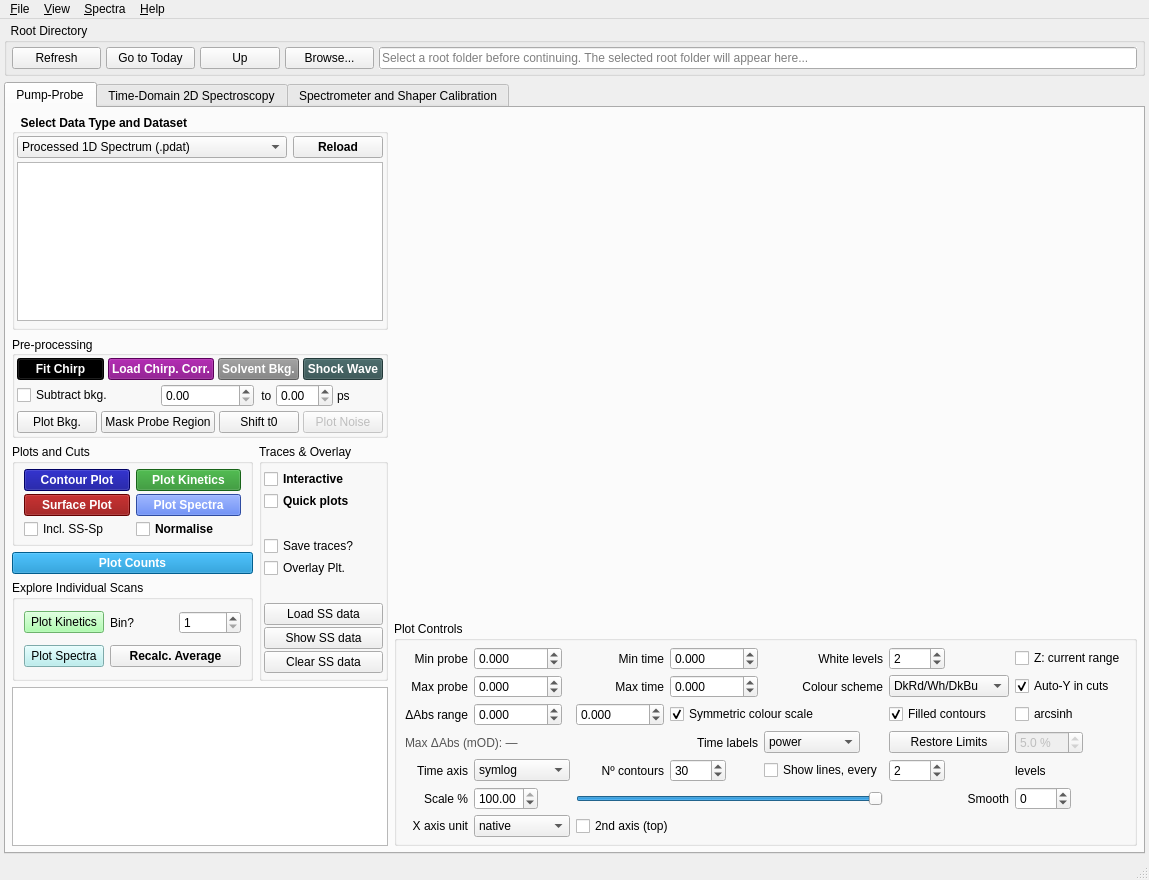
Old version of the form src/pymorgan/gui/main_window.ui in the repository RJFernandezTeran/PyMORGAN.
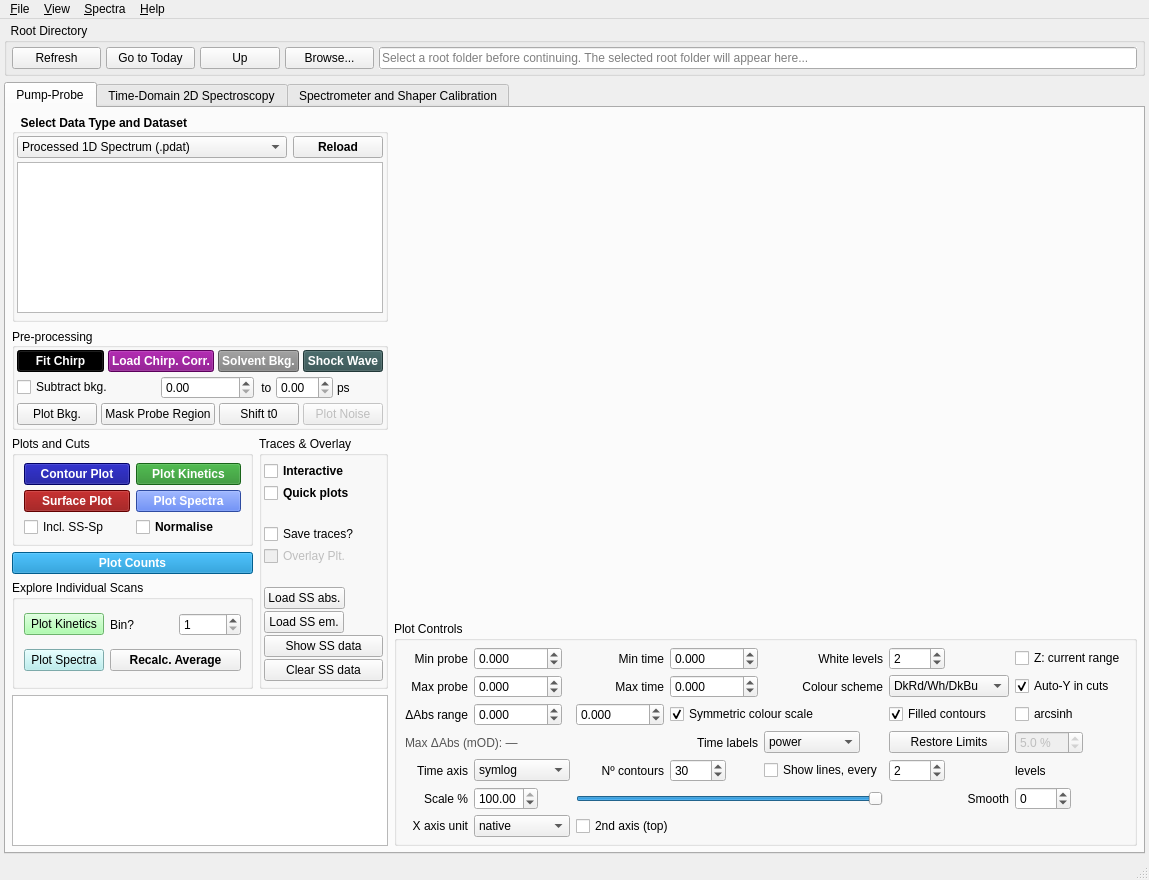
New version of the form. Custom widgets are drawn as their Qt base class.

What changed in the file:
```diff
--- a/src/pymorgan/gui/main_window.ui
+++ b/src/pymorgan/gui/main_window.ui
@@ -1012,6 +1012,9 @@
                </item>
                <item>
                 <widget class="QCheckBox" name="PP_OverlayPlots_TickBox">
+                 <property name="enabled">
+                  <bool>false</bool>
+                 </property>
                  <property name="text">
                   <string>Overlay Plt.</string>
                  </property>
@@ -1031,14 +1034,38 @@
                 </spacer>
                </item>
                <item>
-                <widget class="QPushButton" name="PP_LoadSSbutton">
+                <layout class="QHBoxLayout" name="PP_loadSSabs_layout">
+                 <item>
+                  <widget class="QPushButton" name="PP_LoadSSabs_btn">
                  <property name="toolTip">
                   <string>Load a steady-state absorption or emission spectrum file</string>
                  </property>
                  <property name="text">
-                  <string>Load SS data</string>
-                 </property>
-                </widget>
+                    <string>Load SS abs.</string>
+                   </property>
+                  </widget>
+                 </item>
+                 <item>
+                  <widget class="LEDIndicator" name="PP_led_SSabs" native="true"/>
+                 </item>
+                </layout>
+               </item>
+               <item>
+                <layout class="QHBoxLayout" name="PP_loadSSem_layout">
+                 <item>
+                  <widget class="QPushButton" name="PP_LoadSSem_btn">
+                   <property name="toolTip">
+                    <string>Load a steady-state emission spectrum file</string>
+                   </property>
+                   <property name="text">
+                    <string>Load SS em.</string>
+                   </property>
+                  </widget>
+                 </item>
+                 <item>
+                  <widget class="LEDIndicator" name="PP_led_SSem" native="true"/>
+                 </item>
+                </layout>
                </item>
                <item>
                 <widget class="QPushButton" name="PP_ShowSSbutton">
```
Left out of the diff: 2 changed lines with no effect on the pictures. Lines whose indentation alone changed are shown as unchanged.
